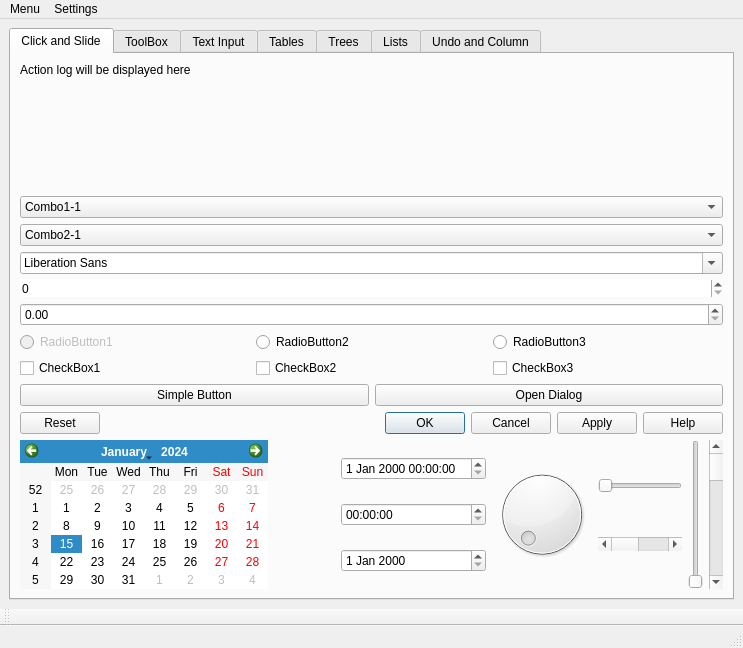
This is examples/simple_qt_widget_example/mainwindow.ui in lildannita/QtAda as Qt 5 draws it before an edit. The edited form follows.
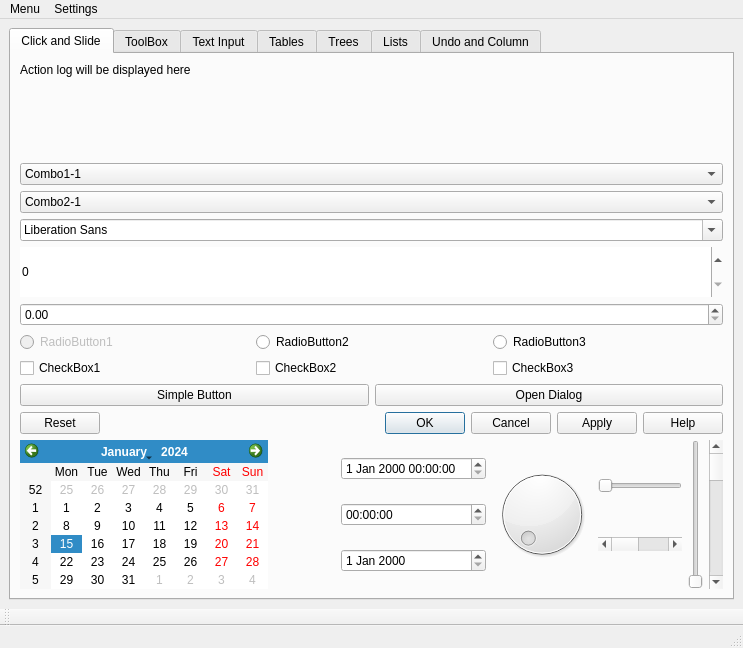
This is the edited form.

Diff of the .ui file:
```diff
--- a/examples/simple_qt_widget_example/mainwindow.ui
+++ b/examples/simple_qt_widget_example/mainwindow.ui
@@ -124,6 +124,12 @@
                <layout class="QVBoxLayout" name="verticalLayout_5">
                 <item>
                  <widget class="QSpinBox" name="spinBox">
+                  <property name="minimumSize">
+                   <size>
+                    <width>0</width>
+                    <height>50</height>
+                   </size>
+                  </property>
                   <property name="frame">
                    <bool>false</bool>
                   </property>
```
